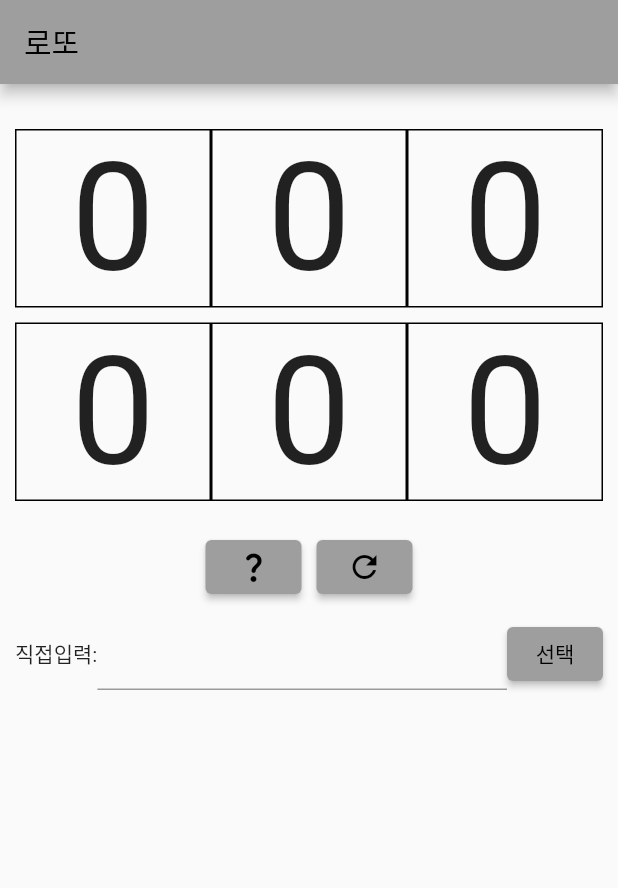
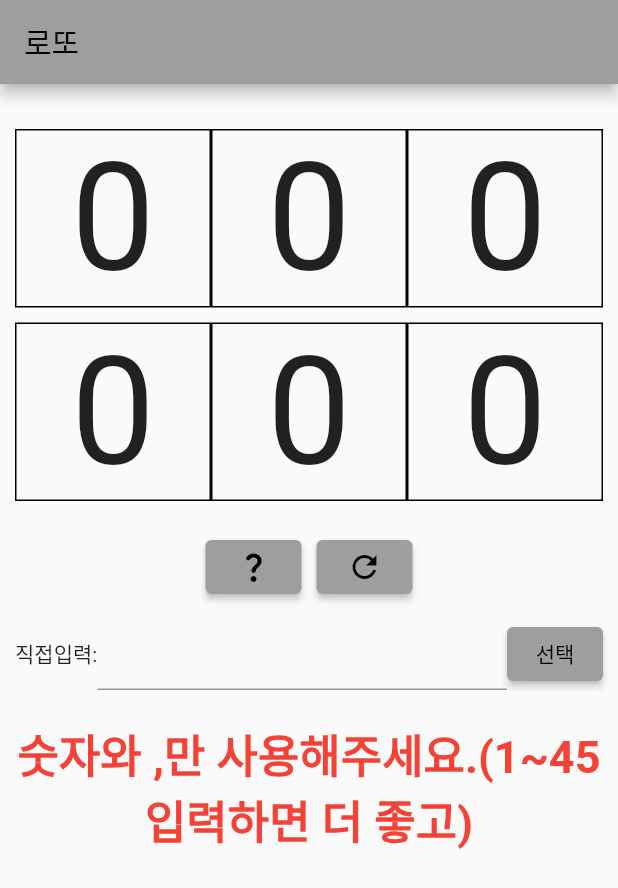
Before and after one commit to jaehyung0/lotto, a Flutter app: the screen it shows after launch, on a phone screen of 412 x 824 dp. Shown: the top 888 px of the screen. Run offline on Flutter 3.47's test engine with Material 2 defaults, Android fonts, the phone set to English and light mode, and no system bars; our stand-ins replace get.

Commit message:
경고문

```diff
--- a/lib/view/lotto_page.dart
+++ b/lib/view/lotto_page.dart
@@ -1,7 +1,6 @@
 import 'package:flutter/material.dart';
 import 'package:get/get.dart';
 import 'package:lotto/controller/lotto_controller.dart';
-import 'package:lotto/model/lotto.dart';
 
 class LottoPage extends StatelessWidget {
   LottoPage({Key? key}) : super(key: key);
@@ -125,6 +124,16 @@ class LottoPage extends StatelessWidget {
                       )
                     ],
                   ),
+                ),
+                SizedBox(height: 20,),
+                Text(
+                    '숫자와 ,만 사용해주세요.(1~45 입력하면 더 좋고)',
+                  style: TextStyle(
+                    color: Colors.red,
+                    fontSize: 30,
+                    fontWeight: FontWeight.bold
+                  ),
+                  textAlign: TextAlign.center,
                 )
               ],
             );
```
